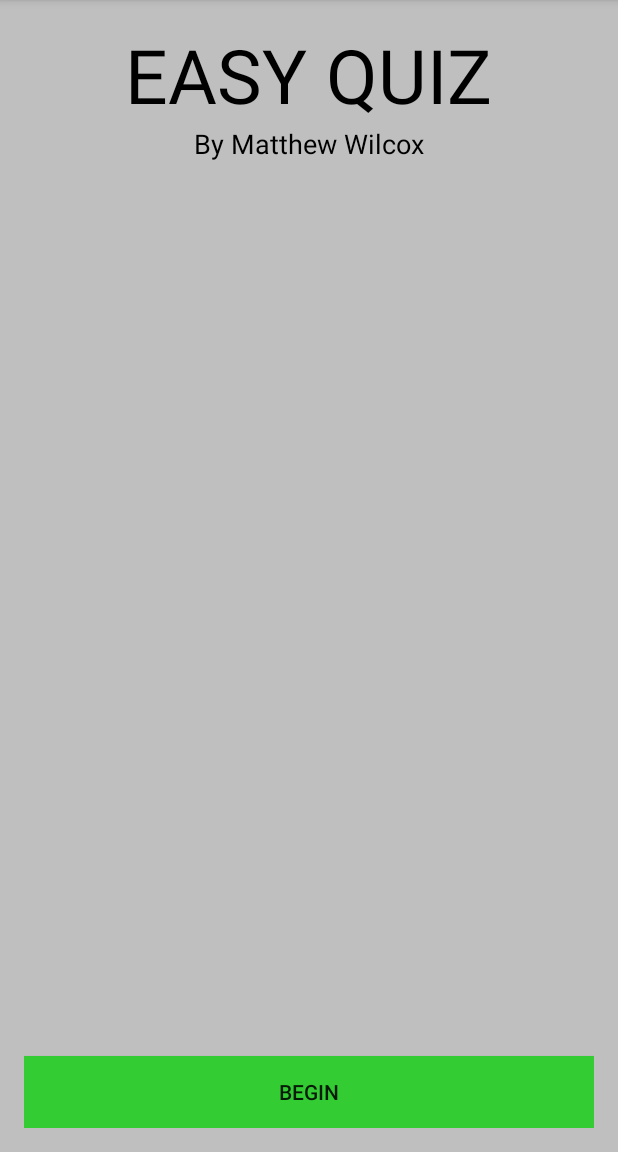
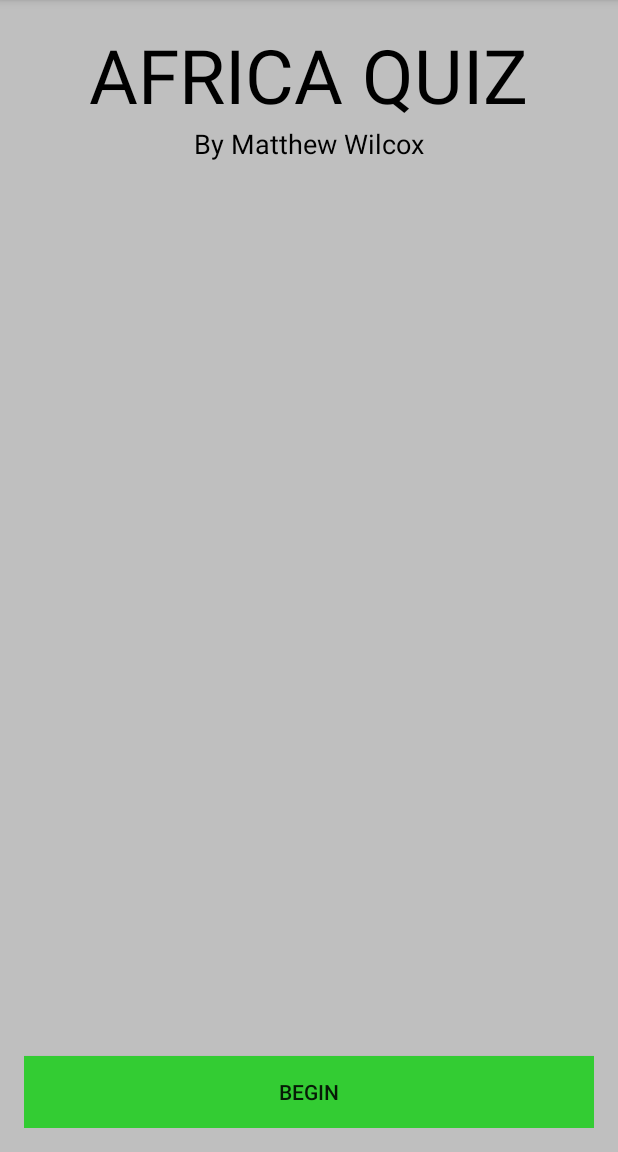
Before and after one commit to mwilcox-wi/TheQuiz, an Android app: the screen it shows after launch (MainActivity), on a phone screen of 412 x 824 dp, the part 84-1236 px from its top. Run offline under Robolectric (Android 15) with nearby library versions, the phone set to English and light mode, and no system bars.

```diff
--- a/app/src/main/java/com/cs407/thequiz/MainActivity.java
+++ b/app/src/main/java/com/cs407/thequiz/MainActivity.java
@@ -9,14 +9,12 @@ import android.widget.Toast;
 
 public class MainActivity extends AppCompatActivity {
 
-    int correct;
+
 
     @Override
     protected void onCreate(Bundle savedInstanceState) {
         super.onCreate(savedInstanceState);
         setContentView(R.layout.activity_main);
-
-        correct = 0;
 
 
         Button btn = (Button) findViewById(R.id.start_btn);
@@ -25,7 +23,7 @@ public class MainActivity extends AppCompatActivity {
              public void onClick(View v) {
 
                Intent i = new Intent(getApplicationContext(), QuizActivity.class);
-               i.putExtra("correct", correct);
+
                startActivity(i);
                //Toast.makeText(getApplicationContext(), "TOAST", Toast.LENGTH_SHORT).show();
                 }
--- a/app/src/main/java/com/cs407/thequiz/QuizActivity.java
+++ b/app/src/main/java/com/cs407/thequiz/QuizActivity.java
@@ -33,12 +33,12 @@ public class QuizActivity extends FragmentActivity implements Q1Fragment.OnFragm
         q1.setArguments(getIntent().getExtras());
 
         Q2_Fragment q2 = new Q2_Fragment();
-        q2.setArguments(getIntent().getExtras());
+
 
         //TA implementation
         getFragmentManager()
                 .beginTransaction()
-                .replace(R.id.quiz_fragment_container, q2)
+                .replace(R.id.quiz_fragment_container, q1)
                 .addToBackStack(null)
                 .commit();
         //TA end
--- a/app/src/main/res/layout/activity_main.xml
+++ b/app/src/main/res/layout/activity_main.xml
@@ -14,7 +14,7 @@
     <TextView
         android:layout_width="wrap_content"
         android:layout_height="wrap_content"
-        android:text="EASY QUIZ"
+        android:text="AFRICA QUIZ"
         android:id="@+id/title_text"
         android:layout_alignParentTop="true"
         android:layout_centerHorizontal="true"
--- a/app/src/main/res/layout/fragment_q1.xml
+++ b/app/src/main/res/layout/fragment_q1.xml
@@ -28,7 +28,8 @@
     android:layout_height="wrap_content"
     android:layout_centerVertical="true"
     android:layout_alignStart="@+id/btn_q1_submit"
-    android:layout_marginStart="48dp">
+    android:layout_marginStart="48dp"
+    android:id="@+id/q1_radio_group">
 
         <RadioButton
             android:layout_width="wrap_content"
```
Also changed, not shown: app/src/main/java/com/cs407/thequiz/Q1Fragment.java (+21 -8 lines).
